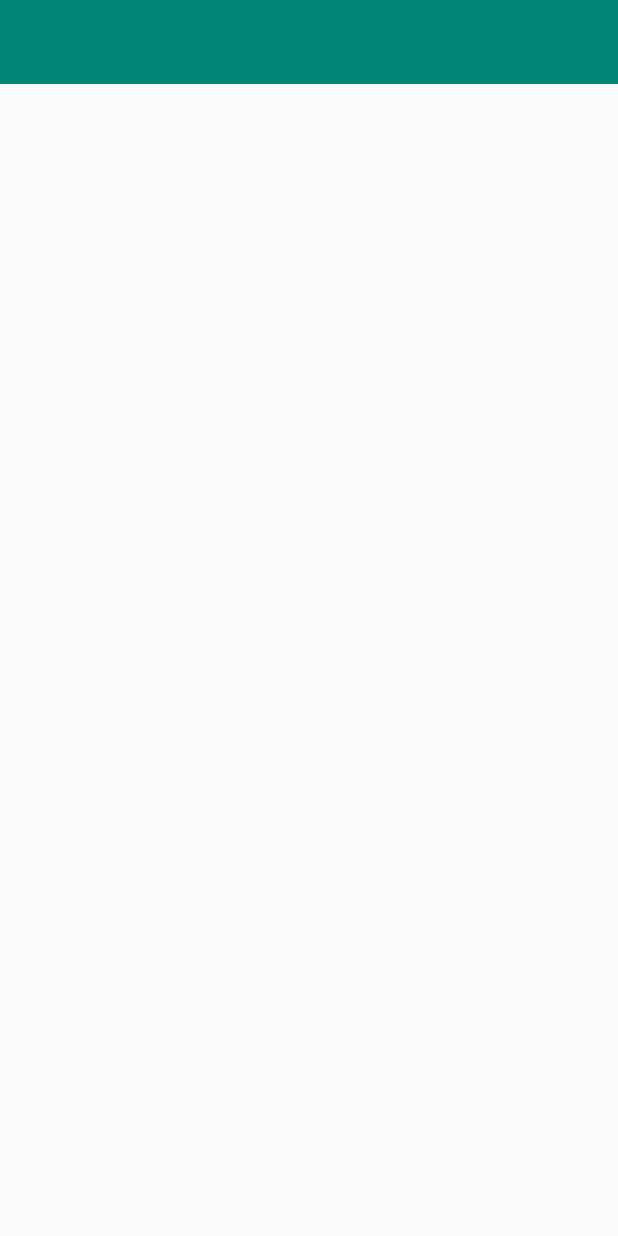
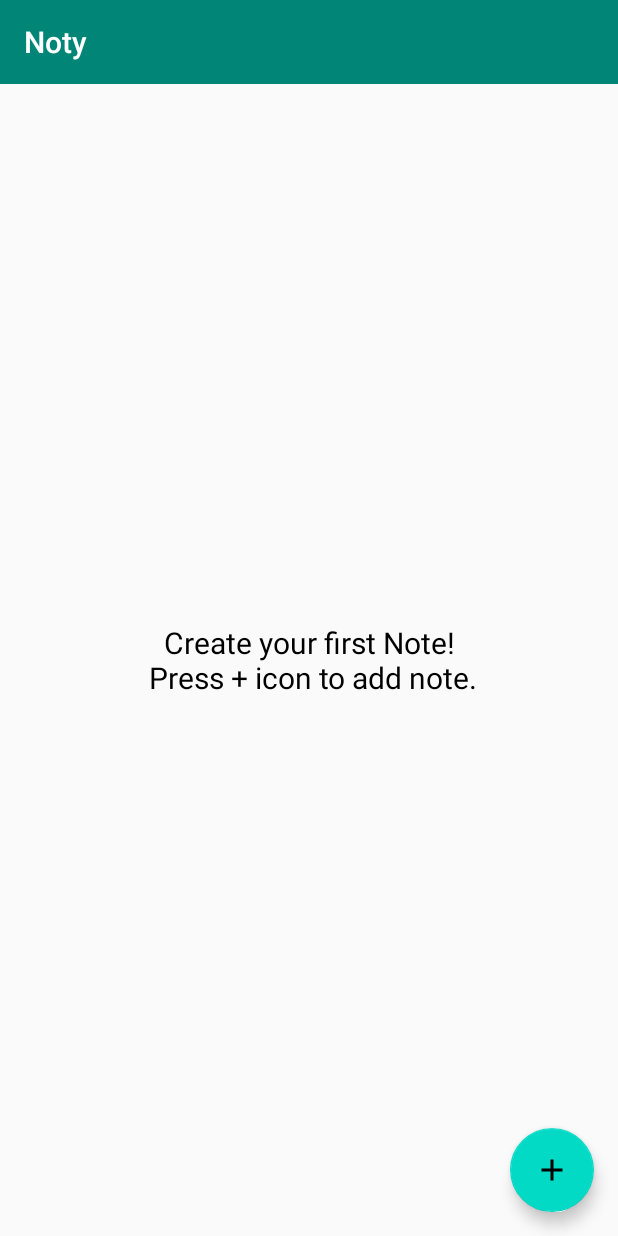
Before and after one commit to 14likhit/Noty, an Android app: the screen it shows after launch (HomeActivity), on a phone screen of 412 x 824 dp. Run offline under Robolectric (Android 15) with nearby library versions, the phone set to English and light mode, and no system bars; our stand-ins replace data binding.

Commit message:
[NoteLIstFragment]->Added logic to to launch new activity on add option. [NOteFragment]->Added message on save. [ActivityLauncher]->Helper class to launch activities. [NoteActivity]->updated toolbar and logic to open new/edit mode for note. [HomeActivity]->Updated toolbar and added fragment.

```diff
--- a/app/build.gradle
+++ b/app/build.gradle
@@ -30,4 +30,5 @@ dependencies {
     androidTestImplementation 'androidx.test:runner:1.1.0'
     androidTestImplementation 'androidx.test.espresso:espresso-core:3.1.0'
     implementation 'androidx.recyclerview:recyclerview:1.0.0'
+    implementation 'com.google.android.material:material:1.0.0'
 }
--- a/app/src/main/java/com/likhit/noty/ui/home/HomeActivity.java
+++ b/app/src/main/java/com/likhit/noty/ui/home/HomeActivity.java
@@ -1,10 +1,10 @@
 package com.likhit.noty.ui.home;
 
-import androidx.appcompat.app.AppCompatActivity;
 import android.os.Bundle;
 
 import com.likhit.noty.R;
 import com.likhit.noty.base.BaseActivity;
+import com.likhit.noty.ui.notes.NoteListFragment;
 
 public class HomeActivity extends BaseActivity {
 
@@ -12,5 +12,7 @@ public class HomeActivity extends BaseActivity {
     protected void onCreate(Bundle savedInstanceState) {
         super.onCreate(savedInstanceState);
         setContentView(R.layout.activity_home);
+        setupToolbar(getString(R.string.app_name), false);
+        replaceFragment(NoteListFragment.newInstance(), NoteListFragment.TAG, false);
     }
 }
--- /dev/null
+++ b/app/src/main/res/drawable-anydpi/ic_add.xml
@@ -0,0 +1,10 @@
+<vector xmlns:android="http://schemas.android.com/apk/res/android"
+    android:width="24dp"
+    android:height="24dp"
+    android:viewportWidth="24"
+    android:viewportHeight="24"
+    android:tint="#FFFFFF">
+    <path
+        android:fillColor="#FF000000"
+        android:pathData="M19,13h-6v6h-2v-6H5v-2h6V5h2v6h6v2z"/>
+</vector>
--- a/app/src/main/res/layout/fragment_note_list.xml
+++ b/app/src/main/res/layout/fragment_note_list.xml
@@ -1,12 +1,13 @@
 <?xml version="1.0" encoding="utf-8"?>
 <layout xmlns:android="http://schemas.android.com/apk/res/android"
+    xmlns:app="http://schemas.android.com/apk/res-auto"
     xmlns:tools="http://schemas.android.com/tools">
 
     <data>
 
     </data>
 
-    <LinearLayout
+    <androidx.constraintlayout.widget.ConstraintLayout
         android:layout_width="match_parent"
         android:layout_height="match_parent"
         android:orientation="vertical"
@@ -17,21 +18,35 @@
             android:layout_width="match_parent"
             android:layout_height="wrap_content"
             android:visibility="gone"
+            app:layout_constraintStart_toStartOf="parent"
+            app:layout_constraintTop_toTopOf="parent"
             tools:listitem="@layout/item_note" />
 
         <TextView
             android:id="@+id/note_message_text_view"
             android:layout_width="wrap_content"
             android:layout_height="wrap_content"
-            android:layout_gravity="center"
-            android:text="@string/message_note" />
+            android:layout_gravity="center|center_horizontal"
+            android:gravity="center"
+            android:text="@string/message_note"
+            android:textSize="20sp"
+            android:textColor="@android:color/black"
+            app:layout_constraintBottom_toBottomOf="parent"
+            app:layout_constraintEnd_toEndOf="parent"
+            app:layout_constraintStart_toStartOf="parent"
+            app:layout_constraintTop_toTopOf="parent" />
 
-        <Button
+        <com.google.android.material.floatingactionbutton.FloatingActionButton
             android:id="@+id/add_note_button"
+            style="@style/Widget.MaterialComponents.FloatingActionButton"
             android:layout_width="wrap_content"
             android:layout_height="wrap_content"
-            android:layout_gravity="center"
-            android:text="@string/add_note" />
+            android:layout_margin="16dp"
+            android:src="@drawable/ic_add"
+            app:fabSize="normal"
+            app:layout_constraintBottom_toBottomOf="parent"
+            app:layout_constraintEnd_toEndOf="parent" />
 
-    </LinearLayout>
+
+    </androidx.constraintlayout.widget.ConstraintLayout>
 </layout>
--- a/app/src/main/res/values/strings.xml
+++ b/app/src/main/res/values/strings.xml
@@ -3,6 +3,8 @@
     <string name="default_content_description">image_view</string>
     <string name="noteTitle">Note Title</string>
     <string name="sample_date">29/08/2019</string>
-    <string name="message_note">Create your first Note!</string>
+    <string name="message_note">Create your first Note!\n Press + icon to add note.</string>
     <string name="add_note">Add Note</string>
+    <string name="note_save_successful">Note saved!</string>
+    <string name="note_save_unsuccesful">Unable to save note!Please try again</string>
 </resources>
```
Also changed, not shown: app/src/main/java/com/likhit/noty/ui/notes/NoteActivity.java (+13 -0 lines), app/src/main/java/com/likhit/noty/ui/notes/NoteFragment.java (+7 -1 lines), app/src/main/java/com/likhit/noty/ui/notes/NoteListFragment.java (+16 -6 lines), app/src/main/java/com/likhit/noty/utils/ActivityLauncher.java (added, +24 -0 lines), app/src/main/res/drawable-anydpi/ic_save.xml (added, +10 -0 lines), app/src/main/res/layout/activity_note.xml (+22 -6 lines), app/src/main/res/layout/fragment_note.xml (+6 -3 lines), app/src/main/res/drawable-hdpi/ic_add.png (added), app/src/main/res/drawable-hdpi/ic_save.png (added), app/src/main/res/drawable-mdpi/ic_add.png (added), app/src/main/res/drawable-mdpi/ic_save.png (added), app/src/main/res/drawable-xhdpi/ic_add.png (added), app/src/main/res/drawable-xhdpi/ic_save.png (added), app/src/main/res/drawable-xxhdpi/ic_add.png (added), 1 more files.
